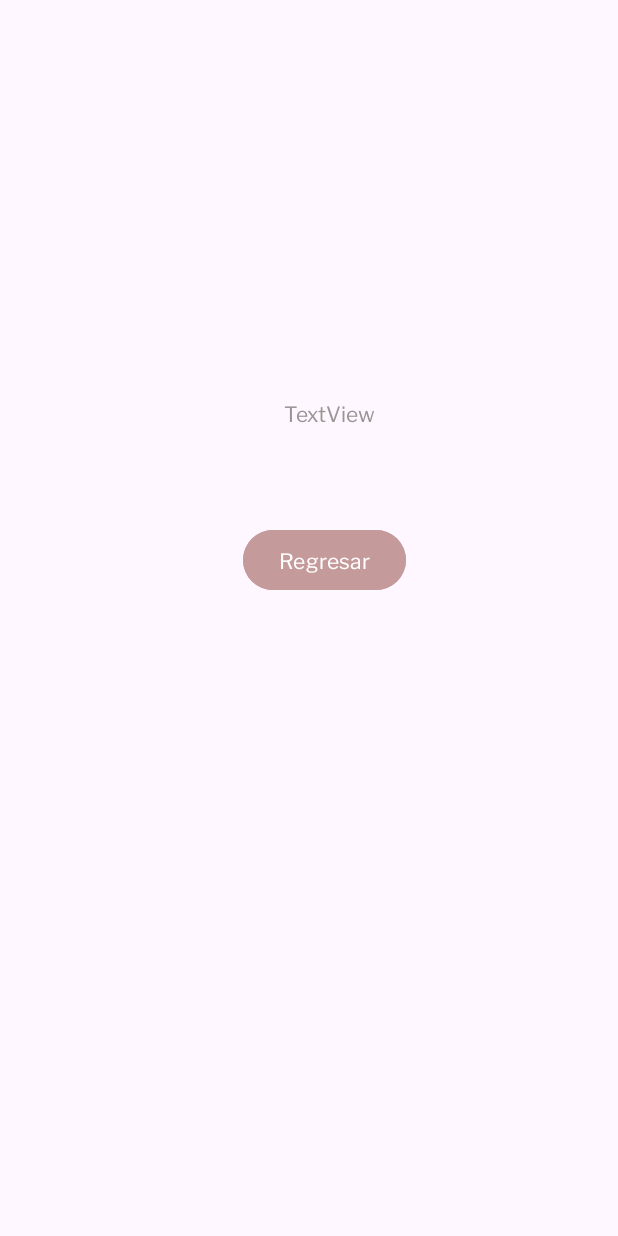
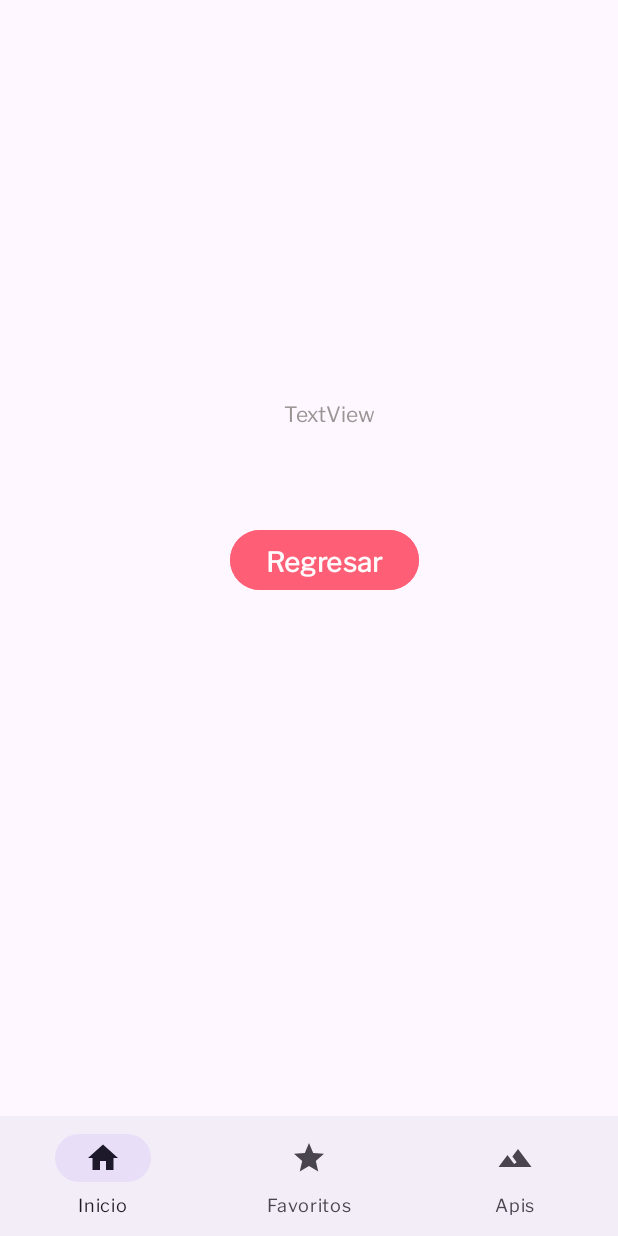
Before and after one commit to JuanJimenezIY/DispositivosMoviles, an Android app: the layout activity_empty.xml on its own in the app's theme, with its tools: preview values and no code run, on a phone screen of 412 x 824 dp. Run offline under Robolectric (Android 15) with nearby library versions, the light colour scheme and no system bars; Roboto replaces fonts that are not available here.

Commit message:
06/06/2023

```diff
--- /dev/null
+++ b/app/src/main/res/drawable/baseline_home_24.xml
@@ -0,0 +1,5 @@
+<vector android:height="24dp" android:tint="#7A7A7A"
+    android:viewportHeight="24" android:viewportWidth="24"
+    android:width="24dp" xmlns:android="http://schemas.android.com/apk/res/android">
+    <path android:fillColor="@android:color/white" android:pathData="M10,20v-6h4v6h5v-8h3L12,3 2,12h3v8z"/>
+</vector>
--- /dev/null
+++ b/app/src/main/res/drawable/baseline_landscape_24.xml
@@ -0,0 +1,5 @@
+<vector android:height="24dp" android:tint="#7A7A7A"
+    android:viewportHeight="24" android:viewportWidth="24"
+    android:width="24dp" xmlns:android="http://schemas.android.com/apk/res/android">
+    <path android:fillColor="@android:color/white" android:pathData="M14,6l-3.75,5 2.85,3.8 -1.6,1.2C9.81,13.75 7,10 7,10l-6,8h22L14,6z"/>
+</vector>
--- /dev/null
+++ b/app/src/main/res/drawable/baseline_star_24.xml
@@ -0,0 +1,5 @@
+<vector android:height="24dp" android:tint="#7A7A7A"
+    android:viewportHeight="24" android:viewportWidth="24"
+    android:width="24dp" xmlns:android="http://schemas.android.com/apk/res/android">
+    <path android:fillColor="@android:color/white" android:pathData="M12,17.27L18.18,21l-1.64,-7.03L22,9.24l-7.19,-0.61L12,2 9.19,8.63 2,9.24l5.46,4.73L5.82,21z"/>
+</vector>
--- a/app/src/main/res/layout/activity_empty.xml
+++ b/app/src/main/res/layout/activity_empty.xml
@@ -4,11 +4,12 @@
     xmlns:tools="http://schemas.android.com/tools"
     android:layout_width="match_parent"
     android:layout_height="match_parent"
-    android:orientation="horizontal"
+    android:orientation="vertical"
     tools:context=".ui.activities.EmptyActivity">
 
 
     <Button
+        style="@style/button"
         android:id="@+id/button1"
         android:layout_width="wrap_content"
         android:layout_height="wrap_content"
@@ -16,7 +17,7 @@
         android:layout_marginTop="64dp"
         android:layout_marginEnd="150dp"
         android:layout_marginBottom="472dp"
-        android:backgroundTint="#C59A9A"
+        android:backgroundTint="@color/principal_color_ej"
         android:text="Regresar"
         app:layout_constraintBottom_toBottomOf="parent"
         app:layout_constraintEnd_toEndOf="parent"
@@ -37,4 +38,12 @@
         app:layout_constraintStart_toStartOf="parent"
         app:layout_constraintTop_toTopOf="parent" />
 
+    <com.google.android.material.bottomnavigation.BottomNavigationView
+        android:id="@+id/bottom_navigation"
+        android:layout_width="match_parent"
+        android:layout_height="wrap_content"
+        app:layout_constraintBottom_toBottomOf="parent"
+        app:layout_constraintEnd_toEndOf="parent"
+        app:layout_constraintStart_toStartOf="parent"
+        app:menu="@menu/bottom_navigation_menu" />
 </androidx.constraintlayout.widget.ConstraintLayout>
--- /dev/null
+++ b/app/src/main/res/menu/bottom_navigation_menu.xml
@@ -0,0 +1,23 @@
+<?xml version="1.0" encoding="utf-8"?>
+<menu xmlns:app="http://schemas.android.com/apk/res-auto"
+    xmlns:android="http://schemas.android.com/apk/res/android">
+
+    <item
+        android:id="@+id/inicio"
+        android:icon="@drawable/baseline_home_24"
+        android:title="@string/menu_inicio"
+        android:enabled="true"
+        android:visible="true"/>
+    <item
+        android:id="@+id/favoritos"
+        android:icon="@drawable/baseline_star_24"
+        android:title="@string/menu_favoritos"
+        android:enabled="true"
+        />
+    <item
+        android:id="@+id/apis"
+        android:title="@string/menu_apis"
+        android:icon="@drawable/baseline_landscape_24"
+        android:enabled="true"
+        android:visible="true"/>
+</menu>
--- a/app/src/main/res/values/strings.xml
+++ b/app/src/main/res/values/strings.xml
@@ -1,5 +1,7 @@
 <resources>
     <string name="app_name">Dispositivos</string>
     <string name="name_banner">Pedidos Online</string>
-
+    <string name="menu_inicio">Inicio</string>
+    <string name="menu_favoritos">Favoritos</string>
+    <string name="menu_apis">Apis</string>
 </resources>
```
Also changed, not shown: app/src/main/AndroidManifest.xml (+6 -3 lines), app/src/main/java/com/example/dispositivos/ui/activities/EmptyActivity.kt (+48 -6 lines), app/src/main/res/layout/activity_main.xml (+26 -23 lines).
